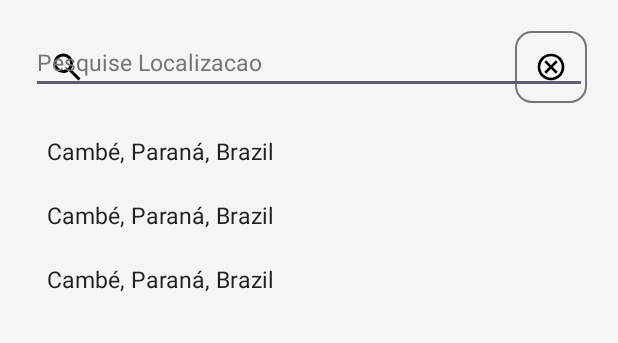
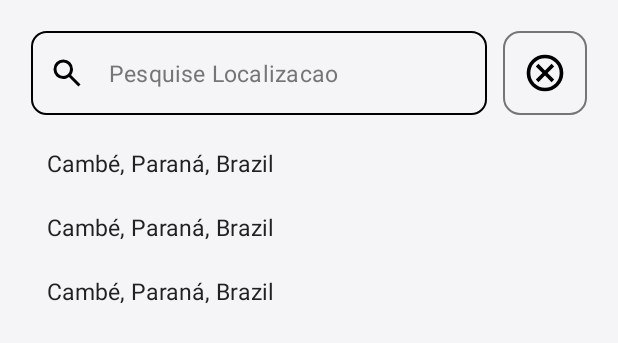
Before and after one commit to VitorAlvesDevv/Previsao-tempo, an Android app: the layout fragment_location.xml on its own in the app's theme, with its tools: preview values and no code run, on a phone screen of 412 x 824 dp. Shown: the top 343 px of the screen. Run offline under Robolectric (Android 15) with nearby library versions, the phone set to English and light mode, and no system bars.

Commit message:
alteraçoes no location fragment

```diff
--- a/app/src/main/res/layout/fragment_location.xml
+++ b/app/src/main/res/layout/fragment_location.xml
@@ -38,13 +38,11 @@
         app:layout_constraintStart_toStartOf="parent"
         app:layout_constraintTop_toTopOf="parent"
         app:startIconDrawable="@drawable/search_24px"
-        app:startIconTint="@color/black"/>
+        app:startIconTint="@color/black">
 
 
 
-
-
-        <com.google.android.material.textfield.TextInputEditText
+    <com.google.android.material.textfield.TextInputEditText
             android:layout_width="match_parent"
             android:layout_height="wrap_content"
             android:hint="@string/pesquise_localizacao"
@@ -53,6 +51,8 @@
             android:textColor="@color/raisin_black"
             android:textColorHint="@color/silver"
             android:textSize="@dimen/_12ssp"/>
+
+    </com.google.android.material.textfield.TextInputLayout>
 
             <androidx.recyclerview.widget.RecyclerView
                 android:id="@+id/locationsRecyclerview"
@@ -71,4 +71,14 @@
                 tools:listitem="@layout/item_container_location"
                 />
 
+            <ProgressBar
+                android:id="@+id/progressBar"
+                android:layout_width="@dimen/_22sdp"
+                android:layout_height="@dimen/_22sdp"
+                android:layout_marginTop="@dimen/_24sdp"
+                android:visibility="gone"
+                app:layout_constraintEnd_toEndOf="parent"
+                app:layout_constraintStart_toStartOf="parent"
+                app:layout_constraintTop_toBottomOf="@+id/inputSearch"/>
+
 </androidx.constraintlayout.widget.ConstraintLayout>
```
Also changed, not shown: app/src/main/java/com/example/previsaodotempo/fragments/location/LocationFragment.kt (+54 -0 lines).
